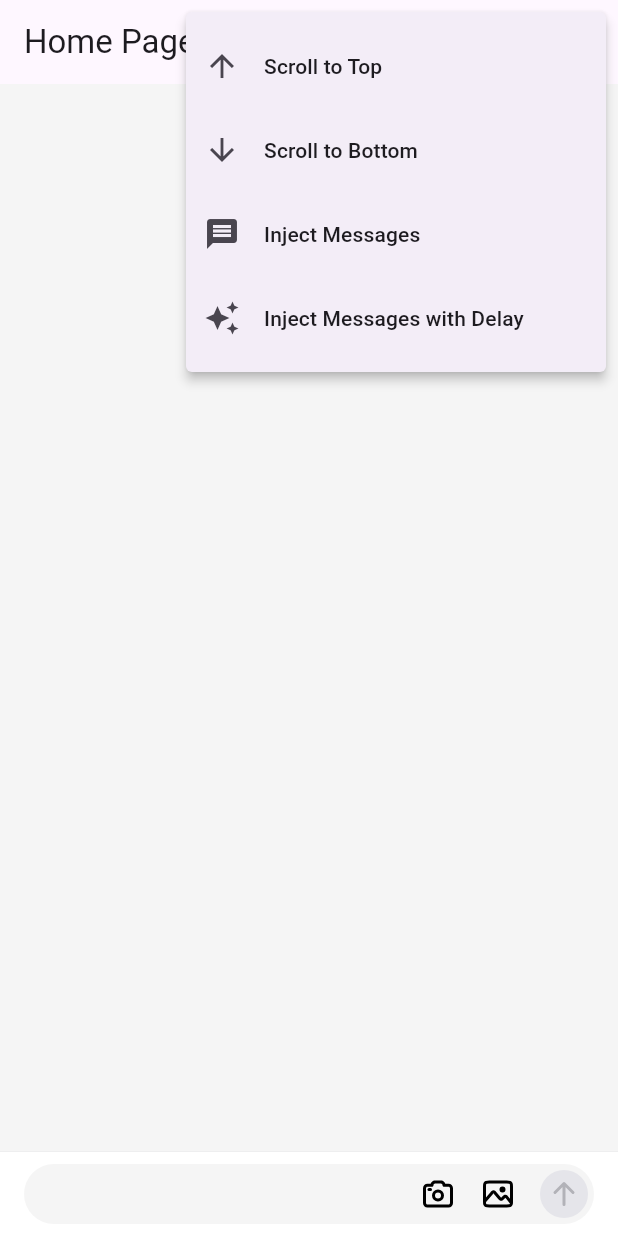
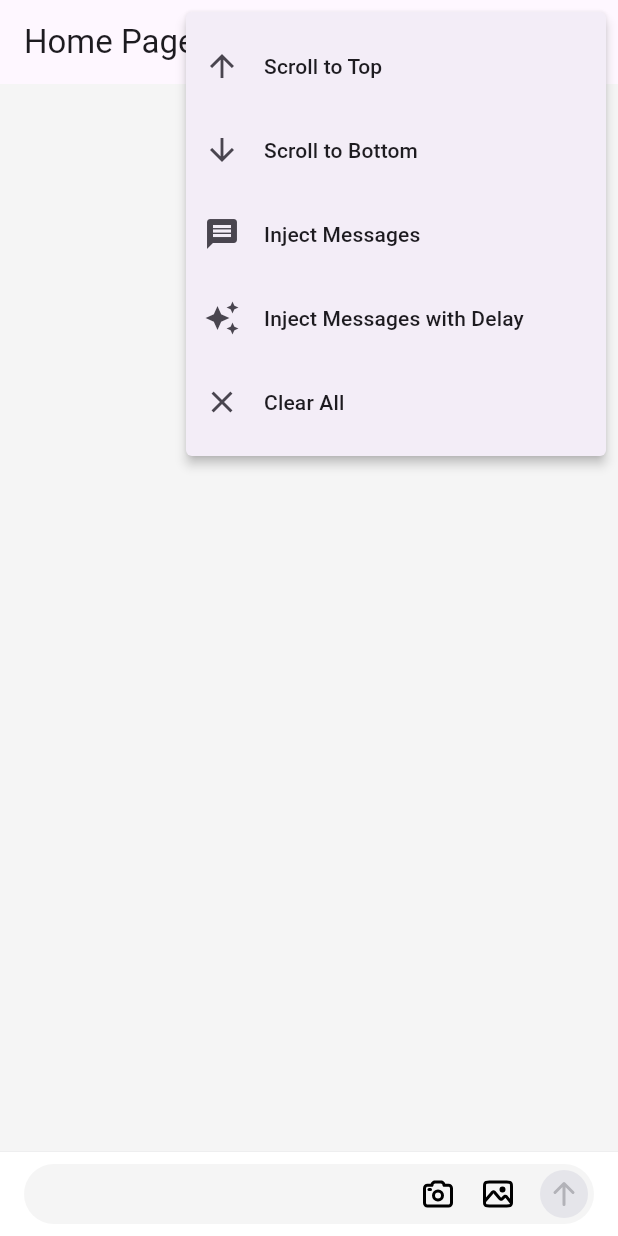
Before and after one commit to Tealseed-Lab/simple_chat, a Flutter app: the screen it shows after launch, after a tap on the "more vert" icon, on a phone screen of 412 x 824 dp. Run offline on Flutter 3.47's test engine with Material 3 defaults, Android fonts, the phone set to English and light mode, and no system bars; our stand-ins replace flutter_mobx, flutter_svg, image_picker, logger, lottie, mobx and 1 more; generated files the repository leaves out were written again.

Commit message:
feat: add clear all message features

```diff
--- a/example/lib/main.dart
+++ b/example/lib/main.dart
@@ -189,6 +189,9 @@ class _HomePageState extends State<HomePage> {
                 case 'inject_messages_delay':
                   injectMessages(withDelay: true);
                   break;
+                case 'clear_all':
+                  controller.store.clearAll();
+                  break;
               }
             },
             itemBuilder: (BuildContext context) => <PopupMenuEntry<String>>[
@@ -220,6 +223,13 @@ class _HomePageState extends State<HomePage> {
                   title: Text('Inject Messages with Delay'),
                 ),
               ),
+              const PopupMenuItem<String>(
+                value: 'clear_all',
+                child: ListTile(
+                  leading: Icon(Icons.clear),
+                  title: Text('Clear All'),
+                ),
+              ),
             ],
           ),
         ],
--- a/lib/stores/chat_store.dart
+++ b/lib/stores/chat_store.dart
@@ -165,6 +165,11 @@ abstract class ChatStoreBase with Store {
     }
   }
 
+  @action
+  Future<void> clearAll() async {
+    sequentialMessageMap.clearAll();
+  }
+
   // send status
 
   @action
--- a/lib/stores/sequential_map.dart
+++ b/lib/stores/sequential_map.dart
@@ -76,4 +76,11 @@ abstract class SequentialMessageMapBase with Store {
       _messageStatusMap.remove(id);
     }
   }
+
+  @action
+  void clearAll() {
+    _map.clear();
+    _order.clear();
+    _messageStatusMap.clear();
+  }
 }
```
